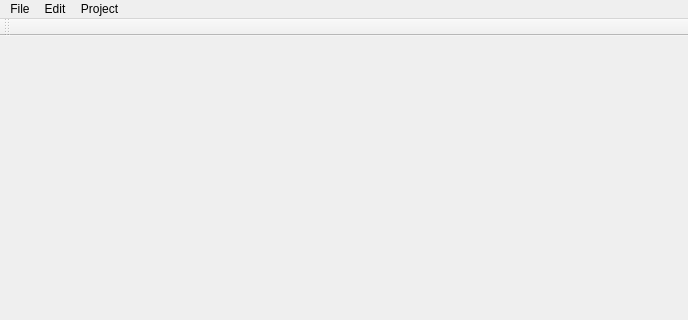
timbaker/scripted, file src/editor/mainwindow.ui: the form before one commit; both pictures show x 0 to 688 and y 0 to 320 of the 688 by 553 pixel window.
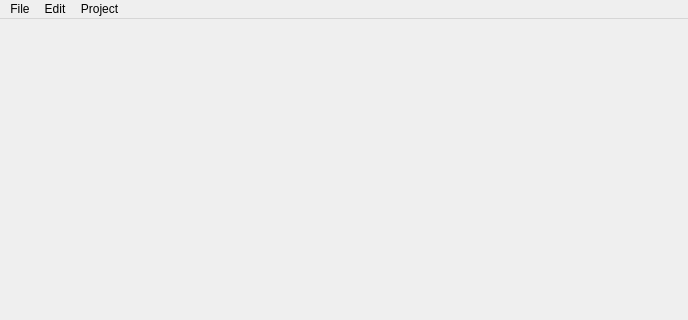
The form after the commit. Icons and pictures are not drawn.

Commit message: Save/restore main-window geometry and open files with QSettings.

What changed in the file:
```diff
--- a/src/editor/mainwindow.ui
+++ b/src/editor/mainwindow.ui
@@ -53,14 +53,6 @@
    <addaction name="menuEdit"/>
    <addaction name="menuProject"/>
   </widget>
-  <widget class="QToolBar" name="mainToolBar">
-   <attribute name="toolBarArea">
-    <enum>TopToolBarArea</enum>
-   </attribute>
-   <attribute name="toolBarBreak">
-    <bool>false</bool>
-   </attribute>
-  </widget>
   <widget class="QStatusBar" name="statusBar"/>
   <action name="actionQuit">
    <property name="icon">
```
The commit also changes 5 other files.
